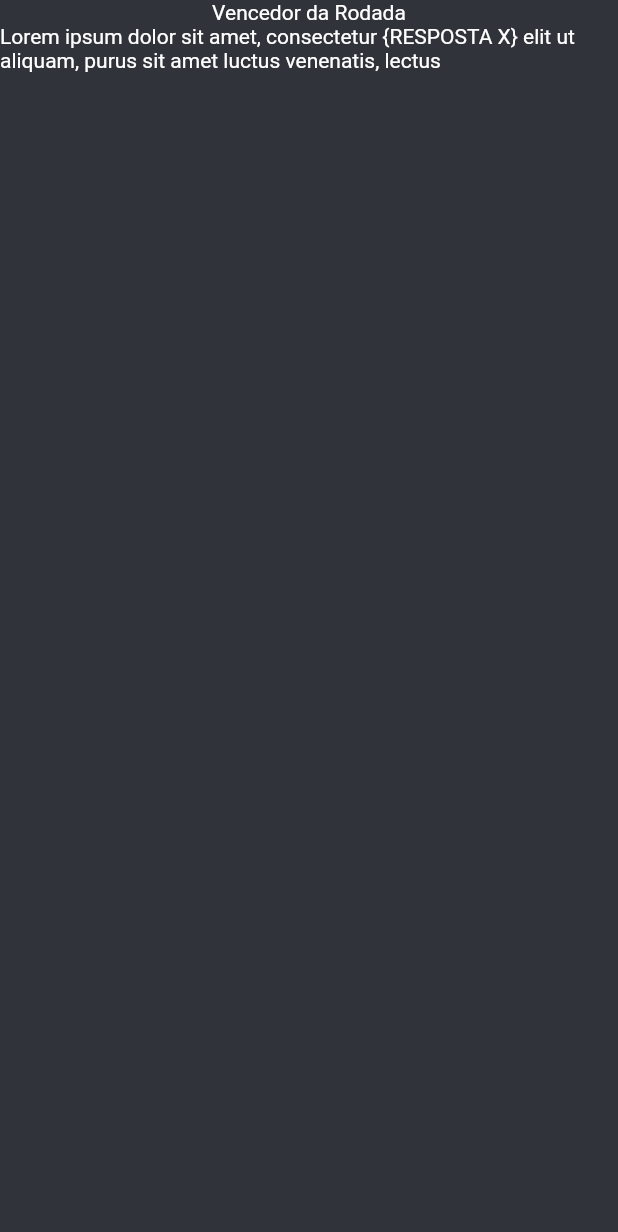
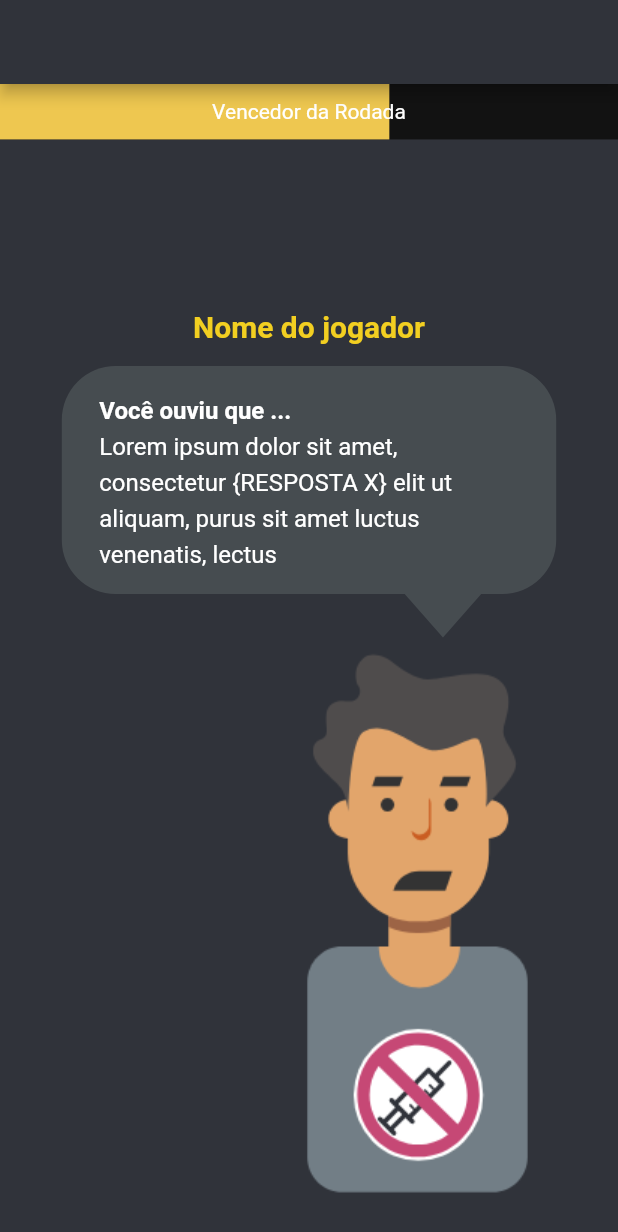
Before and after one commit to yuumasato/have_you_heard, a Flutter app: the RoundWinnerScreen screen opened by its route, on a phone screen of 412 x 824 dp. Shown: the top 1232 px of the screen. Run offline on Flutter 3.47's test engine with Material 2 defaults, Android fonts, the phone set to English and light mode, and no system bars; our stand-ins replace flutter_svg, flutter_svg_provider, get, shared_preferences, socket_io_client; accounts and stored records are empty; network calls fail.

Commit message:
created round_winner Layout

```diff
--- a/lib/ui/round_winner.dart
+++ b/lib/ui/round_winner.dart
@@ -1,9 +1,10 @@
 import 'dart:async';
-
 import 'package:flutter/material.dart';
 import 'package:get/get.dart';
-
+import 'package:flutter_svg_provider/flutter_svg_provider.dart';
+import 'package:have_you_heard/constants/colors.dart';
 import 'correct_news.dart';
+import 'package:have_you_heard/widgets/chat_balloon.dart';
 
 class RoundWinnerScreen extends StatefulWidget {
   const RoundWinnerScreen({Key? key}) : super(key: key);
@@ -16,10 +17,14 @@ class RoundWinnerScreen extends StatefulWidget {
 }
 
 class _RoundWinnerScreenState extends State<RoundWinnerScreen> {
+  var barValue = 0.0;
+  Timer? timer;
+
   @override
   initState() {
     super.initState();
     startTime();
+    progressBarTimer();
   }
 
   startTime() async {
@@ -30,15 +35,92 @@ class _RoundWinnerScreenState extends State<RoundWinnerScreen> {
   route() {
     Get.offNamed(CorrectNewsScreen.routeName);
   }
+
+  progressBarTimer() async {
+    timer = Timer.periodic(
+        const Duration(milliseconds: 30), (_) => setProgressBarValue());
+  }
+
+  setProgressBarValue() {
+    setState(() {
+      if (barValue < 1) {
+        barValue = barValue + 0.01;
+      } else {
+        timer?.cancel();
+      }
+    });
+  }
+
   @override
   Widget build(BuildContext context) {
+    var screenWidth = MediaQuery.of(context).size.width;
+    final appBarHeight = AppBar().preferredSize.height;
+
     return Scaffold(
+      appBar: AppBar(automaticallyImplyLeading: false),
       body: SafeArea(
         child: Column(
-          children: const [
-            Text('Vencedor da Rodada'),
-            Text('Lorem ipsum dolor sit amet, consectetur {RESPOSTA X} '
-                'elit ut aliquam, purus sit amet luctus venenatis, lectus'),
+          crossAxisAlignment: CrossAxisAlignment.stretch,
+          mainAxisAlignment: MainAxisAlignment.spaceBetween,
+          children: [
+            Stack(
+              alignment: AlignmentDirectional.center,
+              children: [
+                LinearProgressIndicator(
+                  minHeight: AppBar().preferredSize.height * 0.66,
+                  value: barValue,
+                  color: kPlayer_3,
+                ),
+                Text('roundWinner'.tr),
+              ],
+            ),
+            Container(
+              padding: EdgeInsets.only(
+                left: screenWidth * 0.1,
+                right: screenWidth * 0.1,
+                bottom: appBarHeight * 0.5,
+              ),
+              child: Column(
+                crossAxisAlignment: CrossAxisAlignment.end,
+                children: [
+                  Container(
+                    padding: EdgeInsets.only(bottom: appBarHeight * 0.26),
+                    alignment: Alignment.center,
+                    child: const Text(
+                      "Nome do jogador",
+                      style: TextStyle(
+                        fontSize: 20,
+                        fontWeight: FontWeight.bold,
+                        color: kYellowButton,
+                      ),
+                    ),
+                  ),
+                  ChatBalloon(
+                    const Text(
+                      'Você ouviu que ...',
+                      style: TextStyle(
+                        height: 1.5,
+                        fontSize: 16,
+                        fontWeight: FontWeight.bold,
+                      ),
+                    ),
+                    const Text(
+                      'Lorem ipsum dolor sit amet, consectetur {RESPOSTA X} '
+                      'elit ut aliquam, purus sit amet luctus venenatis, lectus',
+                      style: TextStyle(height: 1.5, fontSize: 16),
+                    ),
+                  ),
+                  Image(
+                    alignment: Alignment.centerRight,
+                    fit: BoxFit.contain,
+                    image: Svg(
+                      'assets/images/bodyAntivax.svg',
+                      size: Size(screenWidth * 0.30, screenWidth * 0.6),
+                    ),
+                  ),
+                ],
+              ),
+            )
           ],
         ),
       ),
```
